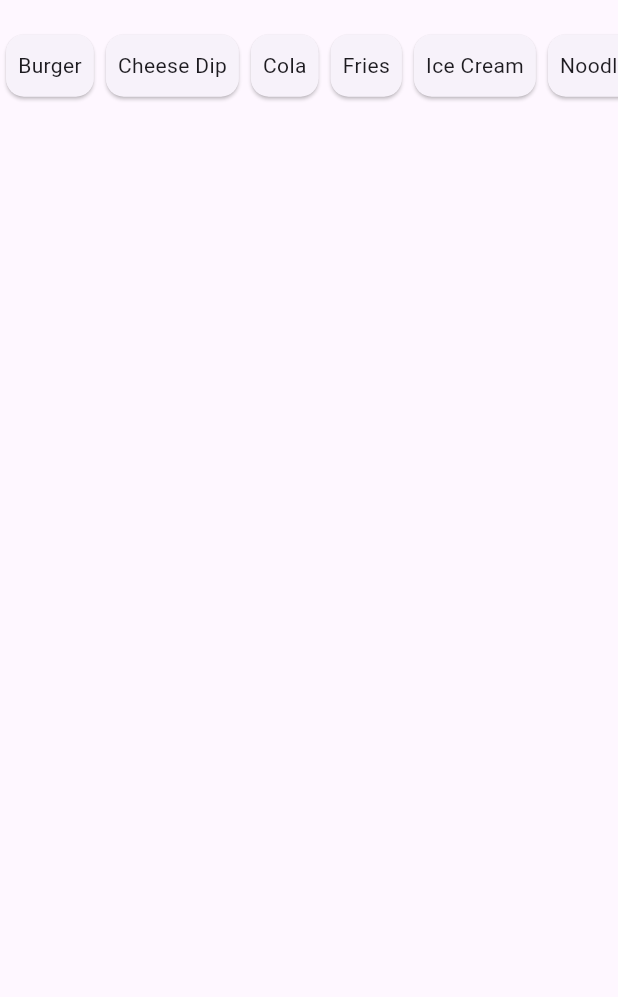
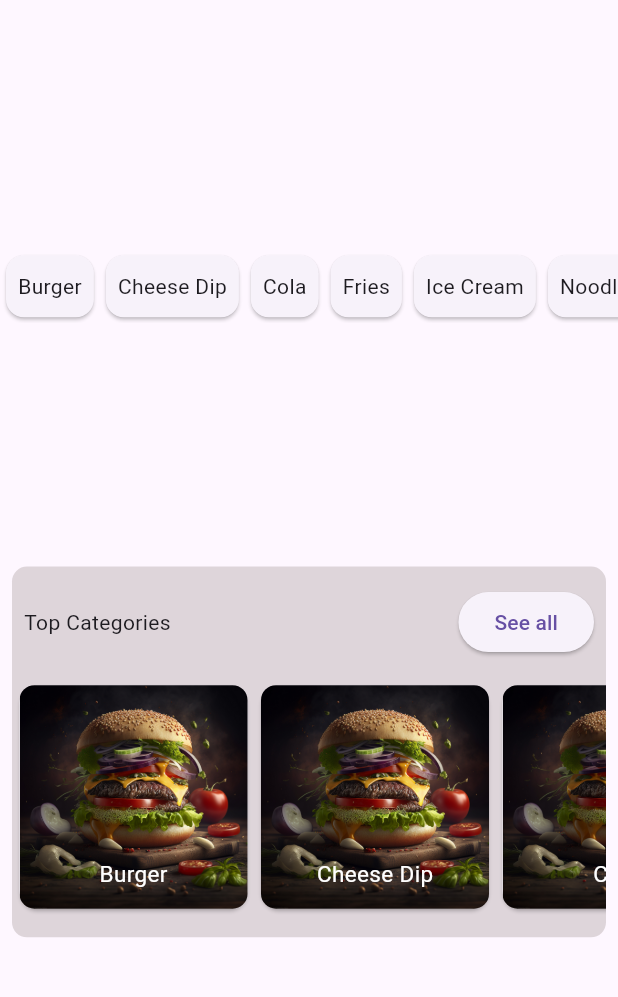
Before and after one commit to hasithamanohara/meal_planner, a Flutter app: the screen it shows after launch, on a phone screen of 412 x 824 dp, the part 78-1075 px from its top. Run offline on Flutter 3.47's test engine with Material 3 defaults, Android fonts, the phone set to English and light mode, and no system bars.

Commit message:
top_catogories

```diff
--- /dev/null
+++ b/lib/components/atomwidgets/customimagecontainer.dart
@@ -0,0 +1,16 @@
+import 'package:flutter/material.dart';
+import 'package:samsungfoodapp/components/atomwidgets/topcategorycard.dart';
+
+class ReusableContainer extends StatelessWidget {
+  final List<Map<String, dynamic>> foodData;
+
+  ReusableContainer({required this.foodData});
+
+  @override
+  Widget build(BuildContext context) {
+    return Container(
+      height: 160,
+      child: TopCategoryBuilder(topcategoryData: foodData),
+    );
+  }
+}
--- /dev/null
+++ b/lib/components/atomwidgets/topcategorycard.dart
@@ -0,0 +1,45 @@
+import 'package:flutter/material.dart';
+
+class TopCategoryBuilder extends StatefulWidget {
+  const TopCategoryBuilder({super.key, required this.topcategoryData});
+
+  final List<Map<String, dynamic>> topcategoryData;
+
+  @override
+  State<TopCategoryBuilder> createState() => _TopCategoryBuilderState();
+}
+
+class _TopCategoryBuilderState extends State<TopCategoryBuilder> {
+  @override
+  Widget build(BuildContext context) {
+    return ListView.builder(
+      scrollDirection: Axis.horizontal,
+      itemCount: widget.topcategoryData.length,
+      itemBuilder: (BuildContext context, int index) {
+        return Padding(
+          padding: const EdgeInsets.only(top: 1, left: 1, bottom: 2),
+          child: Container(
+            width: 160,
+            child: Card(
+              child: Container(
+                decoration: BoxDecoration(
+                  borderRadius: BorderRadius.circular(10),
+                  image: DecorationImage(
+                    image: AssetImage(
+                        'assets/images/${widget.topcategoryData[index]['image']}'),
+                    fit: BoxFit.cover,
+                  ),
+                ),
+                alignment: const Alignment(0, 0.8),
+                child: Text(
+                  widget.topcategoryData[index]['name'],
+                  style: const TextStyle(fontSize: 15, color: Colors.white),
+                ),
+              ),
+            ),
+          ),
+        );
+      },
+    );
+  }
+}
--- a/lib/components/widgets/horizontallist.dart
+++ b/lib/components/widgets/horizontallist.dart
@@ -1,7 +1,7 @@
 import 'package:flutter/material.dart';
 
 class HorizontalList extends StatelessWidget {
-  final List<Map<String, Object>> items;
+  final List<Map<String, dynamic>> items;
 
   HorizontalList({required this.items});
 
@@ -13,7 +13,6 @@ class HorizontalList extends StatelessWidget {
     return Container(
       margin: const EdgeInsets.symmetric(vertical: 15.0),
       height: screenHeight * 0.06,
-
       child: ListView.builder(
         scrollDirection: Axis.horizontal,
         itemCount: items.length,
--- /dev/null
+++ b/lib/components/widgets/topcategoriesscrollview.dart
@@ -0,0 +1,48 @@
+import 'package:flutter/material.dart';
+import 'package:samsungfoodapp/constant/colors.dart';
+import 'package:samsungfoodapp/constant/sampledataset.dart';
+
+import '../atomwidgets/customimagecontainer.dart';
+
+class topcategoriesscrollview extends StatefulWidget {
+  const topcategoriesscrollview({super.key});
+
+  @override
+  State<topcategoriesscrollview> createState() =>
+      _topcategoriesscrollviewState();
+}
+
+class _topcategoriesscrollviewState extends State<topcategoriesscrollview> {
+  @override
+  Widget build(BuildContext context) {
+    double screenHeight = MediaQuery.of(context).size.height;
+
+    return Padding(
+      padding: const EdgeInsets.only(left: 8, right: 8),
+      child: Container(
+        height: screenHeight * 0.3,
+        decoration: BoxDecoration(borderRadius: BorderRadius.circular(10),
+        color: WhiteColorBackground),
+        child:
+            Column(mainAxisAlignment: MainAxisAlignment.spaceEvenly, children: [
+          Padding(
+            padding: const EdgeInsets.symmetric(horizontal: 8.0),
+            child: Row(
+              mainAxisAlignment: MainAxisAlignment.spaceBetween,
+              children: [
+                const Text("Top Categories"),
+                ElevatedButton(
+                  onPressed: () {},
+                  child: const Text("See all"),
+                )
+              ],
+            ),
+          ),
+
+          //scrollview horizontal cotaie with image here
+          ReusableContainer(foodData: FOOD_DATA)
+        ]),
+      ),
+    );
+  }
+}
--- /dev/null
+++ b/lib/components/widgets/xplorecommuniti.dart
@@ -0,0 +1,49 @@
+import 'package:flutter/material.dart';
+import 'package:samsungfoodapp/components/atomwidgets/customimagecontainer.dart';
+import 'package:samsungfoodapp/constant/colors.dart';
+import 'package:samsungfoodapp/constant/sampledataset.dart';
+
+class XploreCommunities extends StatefulWidget {
+  const XploreCommunities({super.key});
+
+  @override
+  State<XploreCommunities> createState() => _XploreCommunitiesState();
+}
+
+class _XploreCommunitiesState extends State<XploreCommunities> {
+  @override
+  Widget build(BuildContext context) {
+    double screenHeight = MediaQuery.of(context).size.height;
+    return Padding(
+      padding: const EdgeInsets.only(left: 8, right: 8),
+      child: Container(
+        height: screenHeight * 0.3,
+        decoration: BoxDecoration(
+            borderRadius: BorderRadius.circular(10),
+            color: WhiteColorBackground),
+        child:
+            Column(mainAxisAlignment: MainAxisAlignment.spaceEvenly, children: [
+          Padding(
+            padding: const EdgeInsets.symmetric(horizontal: 8.0),
+            child: Row(
+              mainAxisAlignment: MainAxisAlignment.spaceBetween,
+              children: [
+                const Text("Top Categories"),
+                ElevatedButton(
+                  onPressed: () {},
+                  child: const Text("See all"),
+                )
+              ],
+            ),
+          ),
+
+
+
+
+          //scrollview horizontal cotaie with image here
+          ReusableContainer(foodData: FOOD_DATA)
+        ]),
+      ),
+    );
+  }
+}
--- a/lib/constant/colors.dart
+++ b/lib/constant/colors.dart
@@ -1,3 +1,4 @@
 import 'package:flutter/material.dart';
 
 const Color BlackColor = Colors.black54;
+const Color WhiteColorBackground = Color.fromARGB(77, 149, 134, 134);
--- a/lib/constant/sampledataset.dart
+++ b/lib/constant/sampledataset.dart
@@ -1,4 +1,4 @@
-const List<Map<String, Object>> FOOD_DATA = [
+const List<Map<String, dynamic>> FOOD_DATA = [
   {"name": "Burger", "brand": "Hawkers", "price": 2.99, "image": "burger.jpg"},
   {
     "name": "Cheese Dip",
--- a/lib/screens/explorescreen.dart
+++ b/lib/screens/explorescreen.dart
@@ -1,5 +1,7 @@
 import 'package:flutter/material.dart';
+import 'package:samsungfoodapp/components/atomwidgets/xplorecommuniycard.dart';
 import 'package:samsungfoodapp/components/widgets/horizontallist.dart';
+import 'package:samsungfoodapp/components/widgets/topcategoriesscrollview.dart';
 import 'package:samsungfoodapp/components/widgets/xplorecustomappbar.dart';
 import 'package:samsungfoodapp/constant/sampledataset.dart';
 
@@ -16,10 +18,13 @@ class _ExploreScreenState extends State<ExploreScreen> {
     return Scaffold(
       appBar: AppBar(title: const ExploreCustomAppBar()),
       body: Column(
+        mainAxisAlignment: MainAxisAlignment.spaceEvenly,
         children: [
           HorizontalList(items: FOOD_DATA),
+          const topcategoriesscrollview(),
+
         ],
-      ) ,
+      ),
     );
   }
 }
--- a/pubspec.yaml
+++ b/pubspec.yaml
@@ -59,8 +59,8 @@ flutter:
   uses-material-design: true
 
   # To add assets to your application, add an assets section, like this:
-  # assets:
-  #   - images/a_dot_burr.jpeg
+  assets:
+    - assets/images/
   #   - images/a_dot_ham.jpeg
 
   # An image asset can refer to one or more resolution-specific "variants", see
```
Also changed, not shown: lib/components/atomwidgets/xplorecommuniycard.dart (added).
